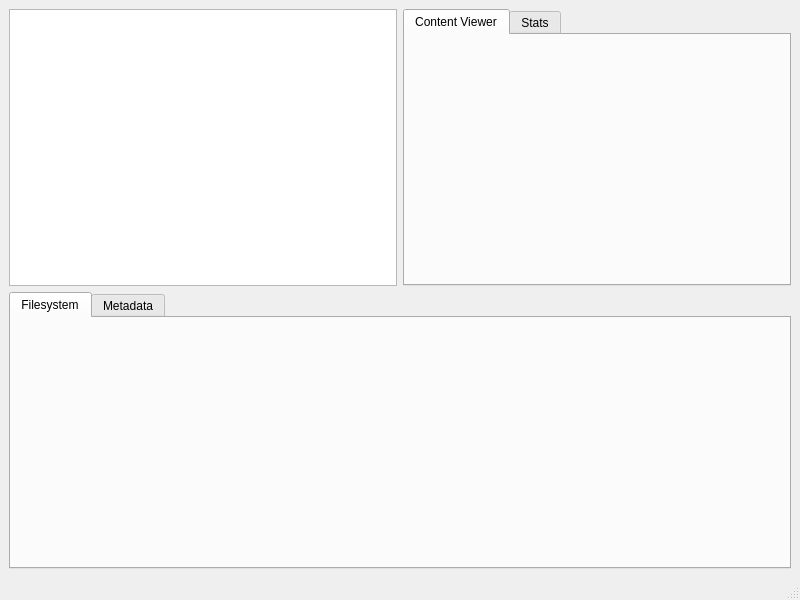
First picture: the form in src/ui/windows/mainwindow.ui, repository davidferrei/nomen, before the edit.
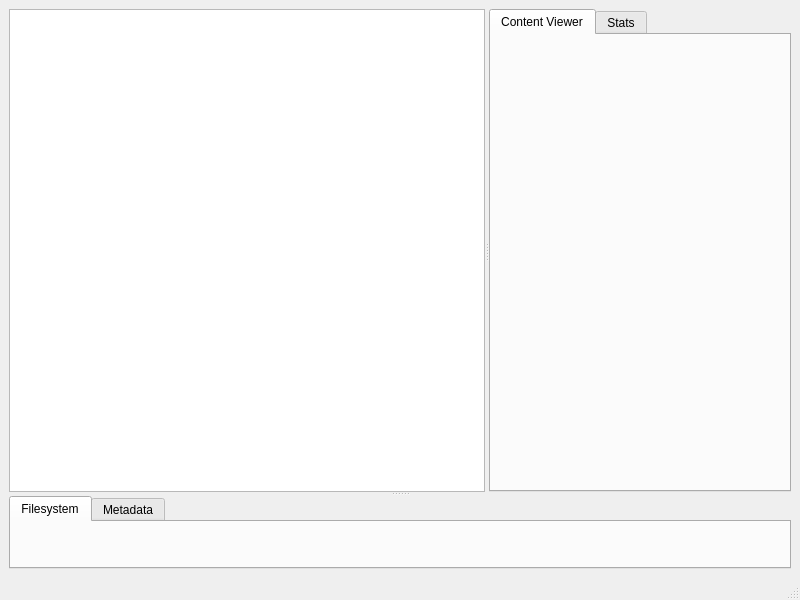
Second picture: the form after the edit. The open tabs and pages were chosen to show the change.

Commit message: added Splitter to Make UI Draggable

Diff of the .ui file:
```diff
--- a/src/ui/windows/mainwindow.ui
+++ b/src/ui/windows/mainwindow.ui
@@ -18,8 +18,14 @@
     <item row="0" column="0">
      <layout class="QVBoxLayout" name="verticalLayout">
       <item>
-       <layout class="QHBoxLayout" name="MainLayoutGroup">
-        <item>
+       <widget class="QSplitter" name="verticalSplitter">
+        <property name="orientation">
+         <enum>Qt::Orientation::Vertical</enum>
+        </property>
+        <widget class="QSplitter" name="horizontalSplitter">
+         <property name="orientation">
+          <enum>Qt::Orientation::Horizontal</enum>
+         </property>
          <widget class="QTreeView" name="treeViewFilesystem">
           <property name="sizePolicy">
            <sizepolicy hsizetype="Expanding" vsizetype="Expanding">
@@ -34,27 +40,25 @@
            </size>
           </property>
          </widget>
-        </item>
-        <item>
          <widget class="QTabWidget" name="MainTabGroup">
           <property name="currentIndex">
            <number>0</number>
           </property>
-          <widget class="QWidget" name="fileViewerTab">
+          <property name="movable">
+           <bool>true</bool>
+          </property>
+          <widget class="QWidget" name="contentViewerTab">
            <attribute name="title">
             <string>Content Viewer</string>
            </attribute>
           </widget>
-          <widget class="QWidget" name="tab_4">
+          <widget class="QWidget" name="statsViewerTab_2">
            <attribute name="title">
             <string>Stats</string>
            </attribute>
           </widget>
          </widget>
-        </item>
-       </layout>
-      </item>
-      <item>
+        </widget>
        <widget class="QTabWidget" name="BottomTabGroup">
         <property name="minimumSize">
          <size>
@@ -63,12 +67,15 @@
          </size>
         </property>
         <property name="currentIndex">
-         <number>1</number>
+          <number>0</number>
+         </property>
+         <property name="movable">
+          <bool>true</bool>
         </property>
         <property name="tabBarAutoHide">
          <bool>false</bool>
         </property>
-        <widget class="QWidget" name="fsViewerTab">
+         <widget class="QWidget" name="fsExplorerTab">
          <attribute name="title">
           <string>Filesystem</string>
          </attribute>
@@ -77,6 +84,7 @@
          <attribute name="title">
           <string>Metadata</string>
          </attribute>
+         </widget>
         </widget>
        </widget>
       </item>
```
Lines whose indentation alone changed are shown as unchanged. The commit also changes 2 other files.
